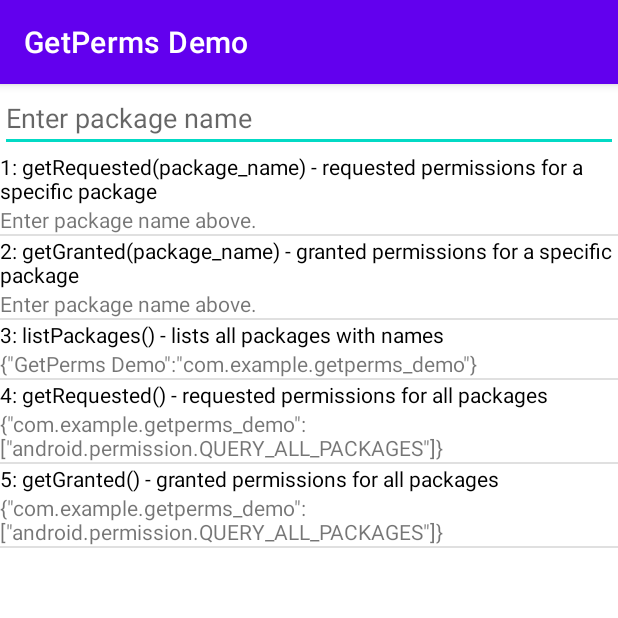
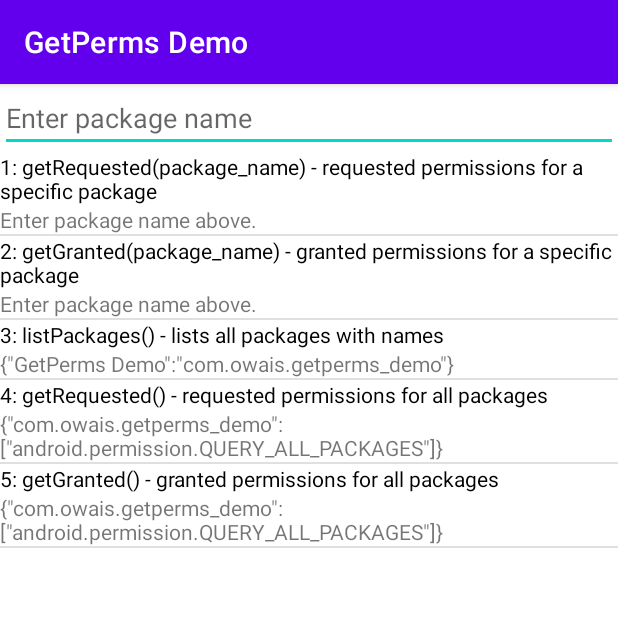
Before and after one commit to 0x4f53/GetPerms, an Android app: the screen it shows after launch (MainActivity), on a phone screen of 412 x 824 dp, the top half of it. Run offline under Robolectric (Android 15) with nearby library versions, the phone set to English and light mode, and no system bars.

Commit message:
final commit

```diff
--- a/GetPermsDemo/app/build.gradle
+++ b/GetPermsDemo/app/build.gradle
@@ -6,7 +6,7 @@ android {
     compileSdkVersion 30
 
     defaultConfig {
-        applicationId "com.example.getperms_demo"
+        applicationId "com.owais.getperms_demo"
         minSdkVersion 29
         targetSdkVersion 30
         versionCode 1
--- a/GetPermsDemo/app/src/main/AndroidManifest.xml
+++ b/GetPermsDemo/app/src/main/AndroidManifest.xml
@@ -1,7 +1,7 @@
 <?xml version="1.0" encoding="utf-8"?>
 <manifest xmlns:android="http://schemas.android.com/apk/res/android"
     xmlns:tools="http://schemas.android.com/tools"
-    package="com.example.getperms_demo">
+    package="com.owais.getperms_demo">
     <uses-permission android:name="android.permission.QUERY_ALL_PACKAGES"
         tools:ignore="QueryAllPackagesPermission" />
     <application
--- a/GetPermsDemo/app/src/main/java/com/example/getperms_demo/GetPerms.java
+++ b/GetPermsDemo/app/src/main/java/com/owais/getperms_demo/GetPerms.java
@@ -1,24 +1,17 @@
-package com.example.getperms_demo;
+package com.owais.getperms_demo;
 
 import android.content.Context;
 import android.content.pm.ApplicationInfo;
 import android.content.pm.PackageInfo;
 import android.content.pm.PackageManager;
 import android.util.Log;
-import android.widget.Toast;
-
 import org.json.JSONArray;
 import org.json.JSONException;
 import org.json.JSONObject;
-
-import java.util.ArrayList;
 import java.util.Arrays;
 import java.util.HashMap;
 import java.util.List;
 import java.util.Objects;
-
-import static android.content.ContentValues.TAG;
-import static android.content.pm.PackageInfo.REQUESTED_PERMISSION_GRANTED;
 import static android.content.pm.PackageManager.GET_PERMISSIONS;
 import static android.content.pm.PackageManager.PERMISSION_GRANTED;
 
@@ -36,10 +29,8 @@ public class GetPerms {
             for (ApplicationInfo packageInfo : packages) {
                 perms.put((String) pm.getApplicationLabel(pm.getApplicationInfo(packageInfo.packageName, PackageManager.GET_META_DATA)),packageInfo.packageName);
             }
-        } catch (Exception ex){
-            Log.e("GetPerms", "Could not find packages!");
-            Toast toast=Toast.makeText(context,"No packages found!",Toast.LENGTH_SHORT);
-            toast.show();
+        } catch (PackageManager.NameNotFoundException noPackage){
+            Log.e("GetPerms", "Could not find package(s)!");
         }
         return new JSONObject(perms);
     }
@@ -73,7 +64,6 @@ public class GetPerms {
             int permissions_length = packageInfo.requestedPermissions.length;
             String[] permissions_array = new String[permissions_length];
             String[] granted_array = new String[permissions_length];
-
             // first create list of all requested permissions
             for (int i = 0; i < permissions_length; i++) {
                 if (packageInfo.requestedPermissionsFlags[i] != 0) {
@@ -81,7 +71,6 @@ public class GetPerms {
                     permissions_array[i]=requested_permissions;
                 }
             }
-
             // then put in a new string list of granted permissions
             for (int i = 0; i < permissions_length; i++) {
                 if (pm.checkPermission (permissions_array[i], package_name) == PERMISSION_GRANTED) {
@@ -90,7 +79,6 @@ public class GetPerms {
             }
             String[] cleanedArray = Arrays.stream(granted_array).filter(Objects::nonNull).toArray(String[]::new);   // remove null values
             granted_perms.put(package_name, cleanedArray);
-
         } catch (PackageManager.NameNotFoundException noPackage){
             Log.e("GetPerms", "Package not found on system!");
         } catch (NullPointerException noPermissions){
@@ -102,29 +90,27 @@ public class GetPerms {
     public JSONObject getRequested() {  // method to get all requested permissions from all packages
         HashMap<String, JSONArray> perms = new HashMap<>();
         final PackageManager pm = context.getPackageManager();
-        try {
-            List<ApplicationInfo> packages = pm.getInstalledApplications(PackageManager.GET_META_DATA);
-            for (ApplicationInfo packageInfo : packages) {
-                Log.d("GetPerms requested | package name:", packageInfo.packageName);
+        List<ApplicationInfo> packages = pm.getInstalledApplications(PackageManager.GET_META_DATA);
+        for (ApplicationInfo packageInfo : packages) {
+            try {
                 perms.put(packageInfo.packageName, getRequested(packageInfo.packageName).getJSONArray(packageInfo.packageName));
+            } catch (NullPointerException | JSONException noPermissions){
+                Log.e("GetPerms", "Package "+packageInfo.packageName+"requests no permissions!");
             }
-        } catch (JSONException noData) {
-            Log.e("GetPerms", "No data received!");
         }
         return new JSONObject(perms);
     }
 
-    public JSONObject getGranted() {  // method to get all granted permissions for a particular package
+    public JSONObject getGranted() {  // method to get all granted permissions from all packages
         HashMap<String, JSONArray> perms = new HashMap<>();
         final PackageManager pm = context.getPackageManager();
-        try {
-            List<ApplicationInfo> packages = pm.getInstalledApplications(PackageManager.GET_META_DATA);
-            for (ApplicationInfo packageInfo : packages) {
-                Log.d("GetPerms granted | package name:", packageInfo.packageName);
+        List<ApplicationInfo> packages = pm.getInstalledApplications(PackageManager.GET_META_DATA);
+        for (ApplicationInfo packageInfo : packages) {
+            try {
                 perms.put(packageInfo.packageName, getGranted(packageInfo.packageName).getJSONArray(packageInfo.packageName));
+            } catch (NullPointerException | JSONException noPermissions){
+                Log.e("GetPerms", "Package "+packageInfo.packageName+"requests no permissions!");
             }
-        } catch (JSONException noData) {
-            Log.e("GetPerms", "No data received!");
         }
         return new JSONObject(perms);
     }
--- a/GetPermsDemo/app/src/main/java/com/example/getperms_demo/MainActivity.java
+++ b/GetPermsDemo/app/src/main/java/com/owais/getperms_demo/MainActivity.java
@@ -1,4 +1,4 @@
-package com.example.getperms_demo;
+package com.owais.getperms_demo;
 
 import android.os.Bundle;
 import android.view.KeyEvent;
--- a/GetPermsDemo/app/src/main/res/layout/activity_main.xml
+++ b/GetPermsDemo/app/src/main/res/layout/activity_main.xml
@@ -39,7 +39,8 @@
                 android:id="@+id/method1output"
                 android:layout_width="match_parent"
                 android:layout_height="wrap_content"
-                android:text="Enter package name above." />
+                android:text="Enter package name above."
+                android:textIsSelectable="true" />
 
             <View
                 android:id="@+id/divider1"
@@ -58,7 +59,8 @@
                 android:id="@+id/method2output"
                 android:layout_width="match_parent"
                 android:layout_height="wrap_content"
-                android:text="Enter package name above." />
+                android:text="Enter package name above."
+                android:textIsSelectable="true" />
 
             <View
                 android:id="@+id/divider2"
@@ -77,7 +79,8 @@
                 android:id="@+id/method3output"
                 android:layout_width="match_parent"
                 android:layout_height="wrap_content"
-                android:text="Enable from source code." />
+                android:text="Enable from source code."
+                android:textIsSelectable="true" />
 
             <View
                 android:id="@+id/divider3"
@@ -96,7 +99,8 @@
                 android:id="@+id/method4output"
                 android:layout_width="match_parent"
                 android:layout_height="wrap_content"
-                android:text="Enable from source code." />
+                android:text="Enable from source code."
+                android:textIsSelectable="true" />
 
             <View
                 android:id="@+id/divider4"
@@ -115,7 +119,8 @@
                 android:id="@+id/method5output"
                 android:layout_width="match_parent"
                 android:layout_height="wrap_content"
-                android:text="Enable from source code." />
+                android:text="Enable from source code."
+                android:textIsSelectable="true" />
 
             <View
                 android:id="@+id/divider5"
```
Also changed, not shown: 2 other files.
